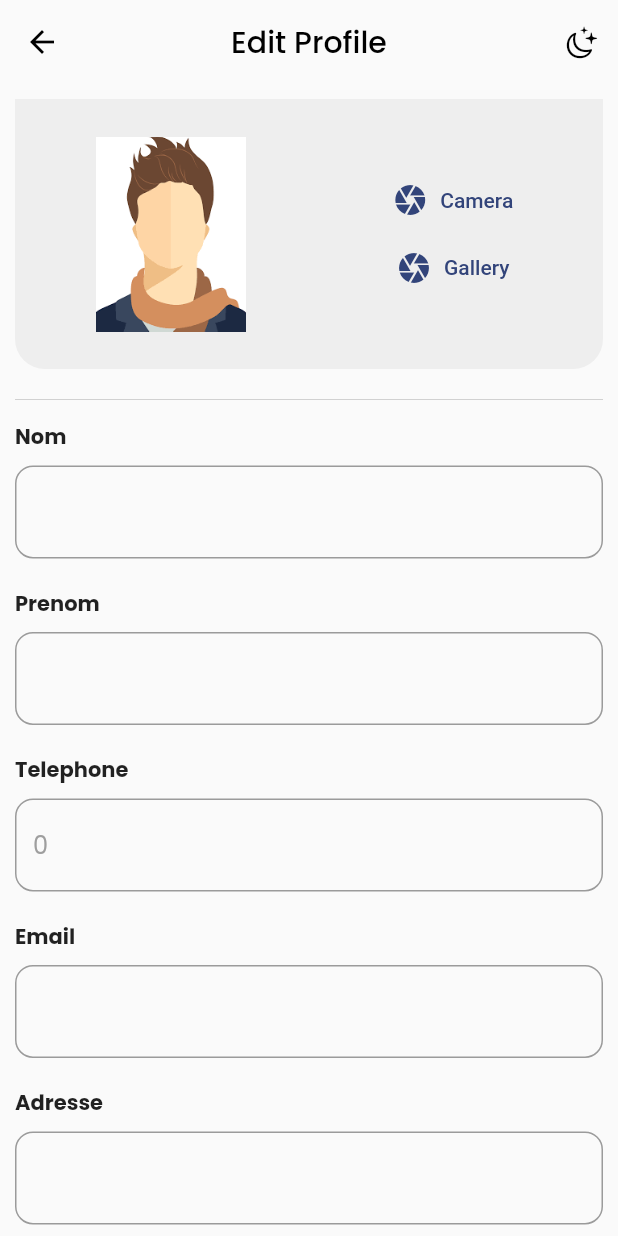
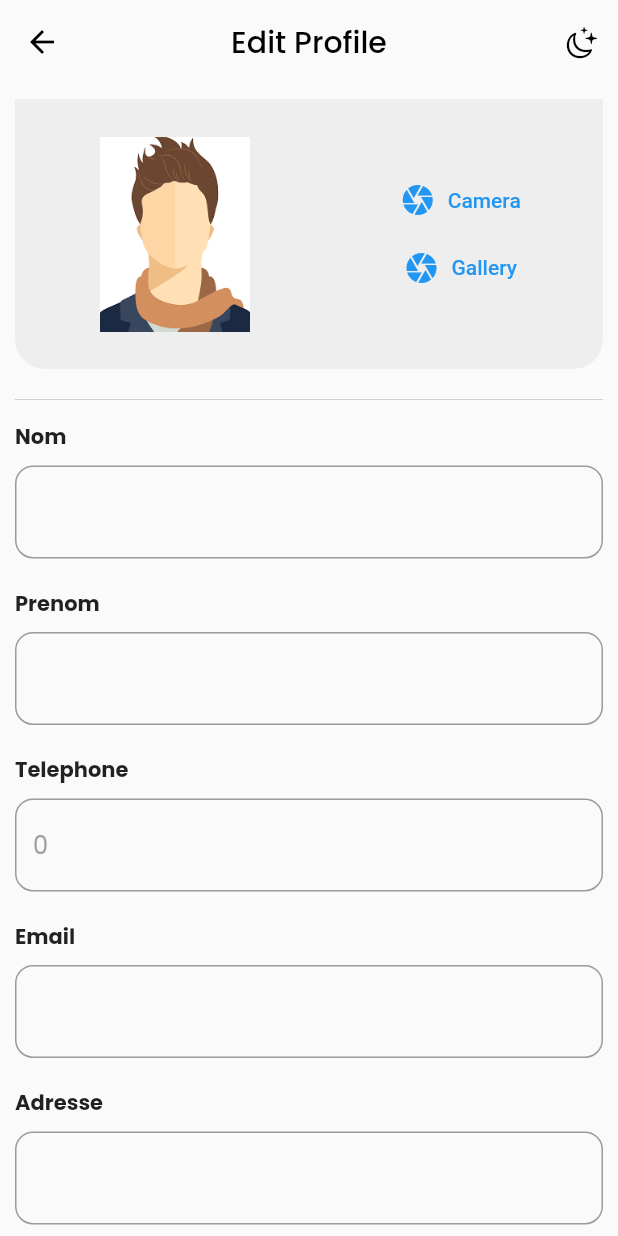
Before and after one commit to TIENTCHEUisrael/liliCourse, a Flutter app: the EditProfile screen opened directly with empty values, on a phone screen of 412 x 824 dp. Run offline on Flutter 3.47's test engine with Material 2 defaults, Android fonts, the light colour scheme and no system bars; our stand-ins replace carousel_slider, dio, flutter_rating_bar, flutter_svg, fluttertoast, font_awesome_flutter and 7 more; missing offline and left inert: flutter_polyline_points; accounts and stored records are empty; project files that could hold a hidden picture were left out.

Commit message:
Remove the flatbutton because it is depreciated

```diff
--- a/lib/screens/NavBar_Pages/EditProfile.dart
+++ b/lib/screens/NavBar_Pages/EditProfile.dart
@@ -134,10 +134,9 @@ class _EditPageState extends State<EditProfile> {
                             height: 45,
                             alignment: Alignment.center,
                             child: Container(
-                              child: FlatButton.icon(
+                              child: TextButton.icon(
                                 icon: const Icon(Icons.camera),
                                 label: const Text('Camera'),
-                                textColor: blue_button,
                                 onPressed: () => pickImage(ImageSource.camera),
                               ),
                             ),
@@ -146,10 +145,9 @@ class _EditPageState extends State<EditProfile> {
                             height: 45,
                             alignment: Alignment.center,
                             child: Container(
-                              child: FlatButton.icon(
+                              child: TextButton.icon(
                                 icon: const Icon(Icons.camera),
                                 label: const Text('Gallery'),
-                                textColor: blue_button,
                                 onPressed: () => pickImage(ImageSource.gallery),
                               ),
                             ),
--- a/lib/screens/login/loginPage.dart
+++ b/lib/screens/login/loginPage.dart
@@ -205,7 +205,7 @@ class _LoginPageState extends State<LoginPage> {
                     bottom: 30,
                   ),
                   width: double.infinity,
-                  child: FlatButton(
+                  child: TextButton(
                     child: Text(
                       'Inscription',
                       style: GoogleFonts.poppins(
--- a/lib/widgets/locationInput.dart
+++ b/lib/widgets/locationInput.dart
@@ -90,8 +90,7 @@ class _LocationInputState extends State<LocationInput> {
           Row(
             mainAxisAlignment: MainAxisAlignment.spaceBetween,
             children: [
-              FlatButton.icon(
-                textColor: blue_button,
+              TextButton.icon(
                 icon: const Icon(
                   Icons.location_on,
                   size: 15,
@@ -102,8 +101,7 @@ class _LocationInputState extends State<LocationInput> {
                 ),
                 onPressed: _getCurrentUserLocation,
               ),
-              FlatButton.icon(
-                textColor: blue_button,
+              TextButton.icon(
                 icon: const Icon(Icons.map),
                 label: Text(
                   'Select on Map',
```
Also changed, not shown: pubspec.lock.
